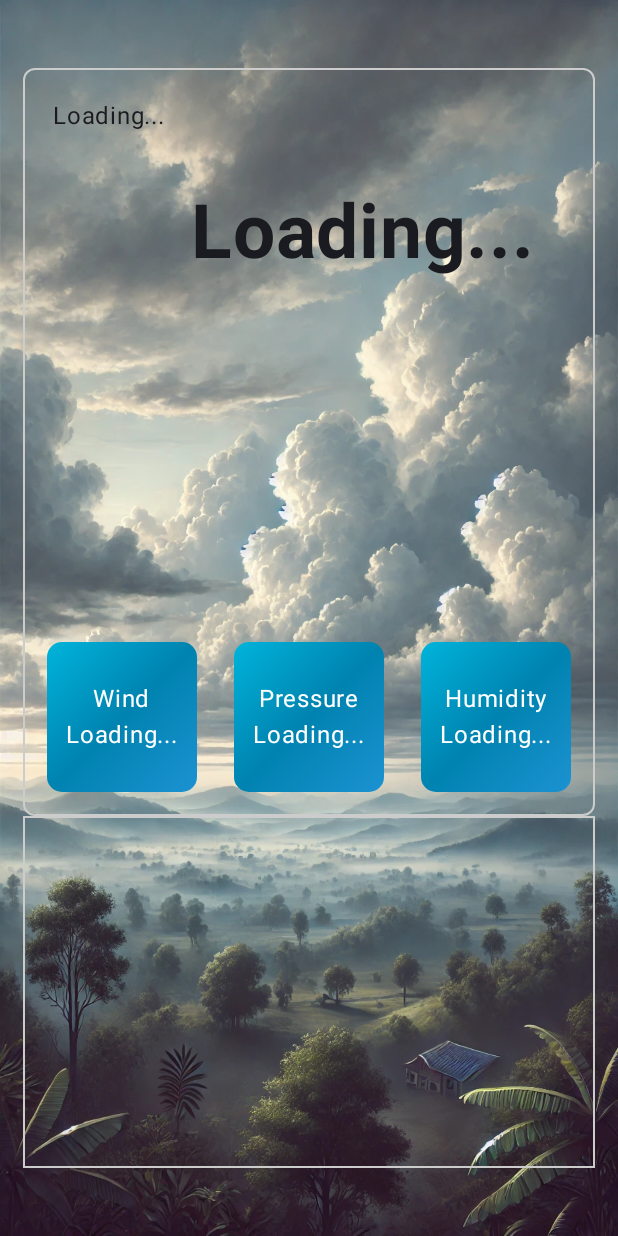
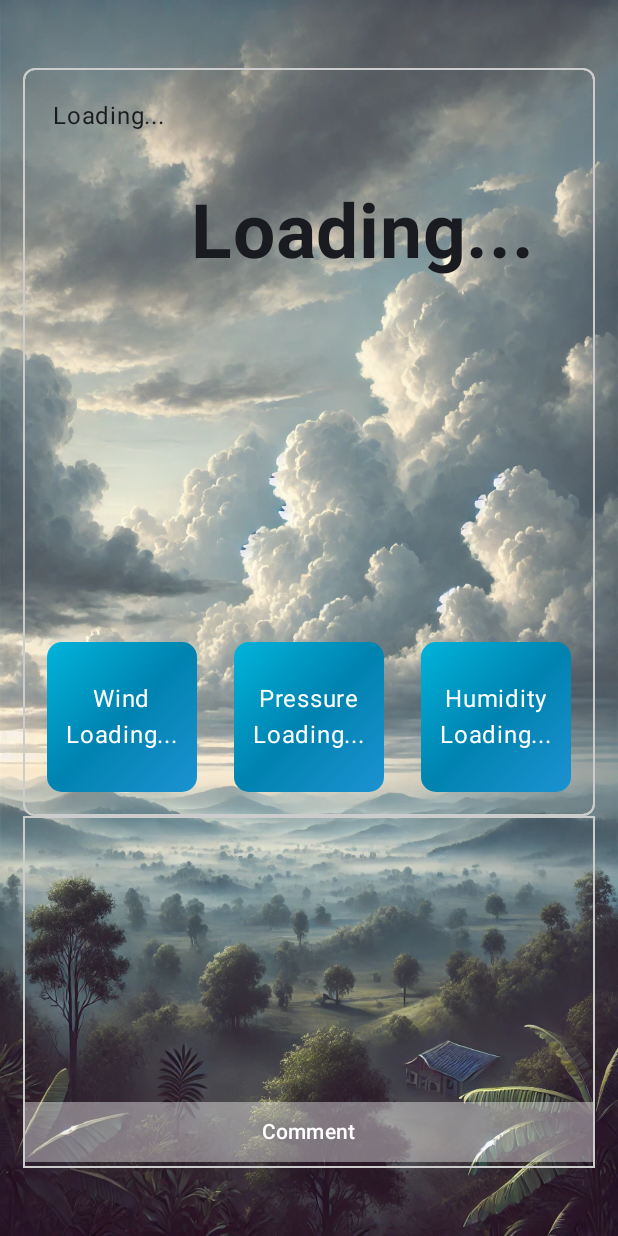
Before and after one commit to r-elopre/Weather-App, an Android app built with Jetpack Compose: the composable RizalScreen shown on its own in the app's theme, on a phone screen of 412 x 824 dp. Run offline under Robolectric (Android 15) with nearby library versions, the phone set to English and light mode, and no system bars; pictures from the network do not load.

Commit message:
Weather App

```diff
--- a/app/src/main/java/com/example/weatherapp/functions/firstScreen/AuthTextFields.kt
+++ b/app/src/main/java/com/example/weatherapp/function/firstScreen/AuthTextFields.kt
@@ -1,4 +1,4 @@
-package com.example.weatherapp.functions.firstScreen
+package com.example.weatherapp.function.firstScreen
 
 import androidx.compose.foundation.layout.*
 import androidx.compose.foundation.text.KeyboardOptions
--- a/app/src/main/java/com/example/weatherapp/functions/firstScreen/CreateAccountDialog.kt
+++ b/app/src/main/java/com/example/weatherapp/function/firstScreen/CreateAccountDialog.kt
@@ -1,4 +1,4 @@
-package com.example.weatherapp.functions.firstScreen
+package com.example.weatherapp.function.firstScreen
 
 import androidx.compose.foundation.layout.*
 import androidx.compose.foundation.text.KeyboardOptions
--- /dev/null
+++ b/app/src/main/java/com/example/weatherapp/function/rizal/RizalWeatherDetailsBox.kt
@@ -0,0 +1,130 @@
+package com.example.weatherapp.function.rizal
+
+import androidx.compose.foundation.Image
+import androidx.compose.foundation.background
+import androidx.compose.foundation.border
+import androidx.compose.foundation.layout.*
+import androidx.compose.foundation.shape.RoundedCornerShape
+import androidx.compose.material3.Text
+import androidx.compose.runtime.Composable
+import androidx.compose.runtime.collectAsState
+import androidx.compose.ui.Alignment
+import androidx.compose.ui.Modifier
+import androidx.compose.ui.draw.clip
+import androidx.compose.ui.graphics.Color
+import androidx.compose.ui.text.TextStyle
+import androidx.compose.ui.text.font.FontStyle
+import androidx.compose.ui.text.font.FontWeight
+import androidx.compose.ui.unit.dp
+import androidx.compose.ui.unit.sp
+import coil.compose.rememberAsyncImagePainter
+import com.example.weatherapp.ui.theme.WinterGradientBackground
+import com.example.weatherapp.view.WeatherInfoBox
+import com.example.weatherapp.viewModel.RizalWeatherViewModel
+
+@Composable
+fun RizalWeatherDetailsBox(viewModel: RizalWeatherViewModel) {
+    val weatherData = viewModel.weatherData.collectAsState()
+
+
+    Column {
+        Box(
+            modifier = Modifier
+                .weight(2f)
+                .fillMaxWidth()
+                .border(1.dp, Color.LightGray, shape = RoundedCornerShape(8.dp))
+                .clip(RoundedCornerShape(8.dp))
+        ) {
+            Text(
+                text = weatherData.value?.location?.localtime ?: "Loading...",
+                modifier = Modifier
+                    .padding(20.dp)
+            )
+            Text(
+                text = weatherData.value?.current?.temp_c?.let { "$it°C" } ?: "Loading...",
+                modifier = Modifier
+                    .align(Alignment.TopEnd)
+                    .padding(top = 80.dp, end = 40.dp),
+                fontSize = 50.sp,
+                fontWeight = FontWeight.Bold
+            )
+            weatherData.value?.let { data ->
+                Box(
+                    modifier = Modifier
+                        .padding(20.dp)
+                        .align(Alignment.CenterStart)
+                        .background(Color.White.copy(alpha = 0.5f), RoundedCornerShape(10.dp))
+                        .padding(10.dp)
+                ) {
+                    Row {
+                        Column {
+                            Text(
+                                text = "Rodriguez Rizal",
+                                color = Color.Black,
+                                fontSize = 14.sp,
+                                fontWeight = FontWeight.Medium
+                            )
+
+                            Text(
+                                text = data.current.condition.text,
+                                color = Color.Black,
+                                fontSize = 35.sp,
+                                fontWeight = FontWeight.Medium,
+                                fontStyle = FontStyle.Italic,
+                                style = TextStyle(
+                                    lineHeight = 30.sp // Adjust the value as needed
+                                )
+                            )
+                        }
+
+                        Spacer(modifier = Modifier.width(16.dp))
+
+                        Image(
+                            painter = rememberAsyncImagePainter("https:${data.current.condition.icon}"),
+                            contentDescription = null,
+                            modifier = Modifier.size(64.dp)
+                        )
+
+                        //please display the icon here
+                    }
+                }
+            }
+            Box(
+                modifier = Modifier
+                    .align(Alignment.BottomEnd),
+                contentAlignment = Alignment.Center
+            ) {
+                Row(
+                    modifier = Modifier
+                        .fillMaxWidth()
+                        .padding(16.dp),
+                    horizontalArrangement = Arrangement.SpaceBetween
+                ) {
+                    weatherData.value?.let { data ->
+                        WeatherInfoBox(
+                            title = "Wind",
+                            value = "${data.current.wind_kph} km/h",
+                            brush = WinterGradientBackground
+                        )
+                        WeatherInfoBox(
+                            title = "Pressure",
+                            value = "${data.current.pressure_mb} MB",
+                            brush = WinterGradientBackground
+                        )
+                        WeatherInfoBox(
+                            title = "Humidity",
+                            value = "${data.current.humidity}%",
+                            brush = WinterGradientBackground
+                        )
+                    } ?: run {
+                        // Placeholder while loading
+                        WeatherInfoBox(title = "Wind", value = "Loading...", brush = WinterGradientBackground)
+                        WeatherInfoBox(title = "Pressure", value = "Loading...", brush = WinterGradientBackground)
+                        WeatherInfoBox(title = "Humidity", value = "Loading...", brush = WinterGradientBackground)
+                    }
+                }
+            }
+        }
+    }
+
+}
--- a/app/src/main/java/com/example/weatherapp/view/RizalScreen.kt
+++ b/app/src/main/java/com/example/weatherapp/view/RizalScreen.kt
@@ -1,34 +1,28 @@
 package com.example.weatherapp.view
 
 import androidx.compose.foundation.Image
-import androidx.compose.foundation.background
-import com.example.weatherapp.viewModel.RizalWeatherViewModel
 import androidx.compose.foundation.border
 import androidx.compose.foundation.layout.*
 import androidx.compose.foundation.shape.RoundedCornerShape
-import androidx.compose.material3.*
+import androidx.compose.material3.Button
+import androidx.compose.material3.ButtonDefaults
+import androidx.compose.material3.Text
 import androidx.compose.runtime.Composable
-import androidx.compose.runtime.collectAsState
 import androidx.compose.ui.Alignment
 import androidx.compose.ui.Modifier
 import androidx.compose.ui.draw.clip
 import androidx.compose.ui.graphics.Color
+import androidx.compose.ui.graphics.RectangleShape
 import androidx.compose.ui.layout.ContentScale
 import androidx.compose.ui.res.painterResource
-import androidx.compose.ui.text.TextStyle
-import androidx.compose.ui.text.font.FontStyle
-import androidx.compose.ui.text.font.FontWeight
 import androidx.compose.ui.unit.dp
-import androidx.compose.ui.unit.sp
 import androidx.lifecycle.viewmodel.compose.viewModel
-import coil.compose.rememberAsyncImagePainter
 import com.example.weatherapp.R
-import com.example.weatherapp.ui.theme.CloudyGradientBackground
-import com.example.weatherapp.ui.theme.WinterGradientBackground
+import com.example.weatherapp.function.rizal.RizalWeatherDetailsBox
+import com.example.weatherapp.viewModel.RizalWeatherViewModel
 
 @Composable
 fun RizalScreen(viewModel: RizalWeatherViewModel = viewModel()) {
-    val weatherData = viewModel.weatherData.collectAsState()
 
     Box(
         modifier = Modifier.fillMaxSize(),
@@ -58,98 +52,9 @@ fun RizalScreen(viewModel: RizalWeatherViewModel = viewModel()) {
                     .border(1.dp, Color.LightGray, shape = RoundedCornerShape(8.dp))
                     .clip(RoundedCornerShape(8.dp))
             ) {
-                Text(
-                    text = weatherData.value?.location?.localtime ?: "Loading...",
-                    modifier = Modifier
-                        .padding(20.dp)
-                )
-                Text(
-                    text = weatherData.value?.current?.temp_c?.let { "$it°C" } ?: "Loading...",
-                    modifier = Modifier
-                        .align(Alignment.TopEnd)
-                        .padding(top = 80.dp, end = 40.dp),
-                    fontSize = 50.sp,
-                    fontWeight = FontWeight.Bold
-                )
-                weatherData.value?.let { data ->
-                    Box(
-                        modifier = Modifier
-                            .padding(20.dp)
-                            .align(Alignment.CenterStart)
-                            .background(Color.White.copy(alpha = 0.5f), RoundedCornerShape(10.dp))
-                            .padding(10.dp)
-                    ) {
-                        Row {
-                            Column {
-                                Text(
-                                    text = "Rodriguez Rizal",
-                                    color = Color.Black,
-                                    fontSize = 14.sp,
-                                    fontWeight = FontWeight.Medium
-                                )
+                RizalWeatherDetailsBox(viewModel = viewModel)
+            }
 
-                                Text(
-                                    text = data.current.condition.text,
-                                    color = Color.Black,
-                                    fontSize = 35.sp,
-                                    fontWeight = FontWeight.Medium,
-                                    fontStyle = FontStyle.Italic,
-                                    style = TextStyle(
-                                        lineHeight = 30.sp // Adjust the value as needed
-                                    )
-                                )
-                            }
-
-                            Spacer(modifier = Modifier.width(16.dp))
-
-                            Image(
-                                painter = rememberAsyncImagePainter("https:${data.current.condition.icon}"),
-                                contentDescription = null,
-                                modifier = Modifier.size(64.dp)
-                            )
-
-                            //please display the icon here
-                        }
-
-
-                    }
-                }
-                Box(
-                    modifier = Modifier
-                        .align(Alignment.BottomEnd),
-                    contentAlignment = Alignment.Center
-                ) {
-                    Row(
-                        modifier = Modifier
-                            .fillMaxWidth()
-                            .padding(16.dp),
-                        horizontalArrangement = Arrangement.SpaceBetween
-                    ) {
-                        weatherData.value?.let { data ->
-                            WeatherInfoBox(
-                                title = "Wind",
-                                value = "${data.current.wind_kph} km/h",
-                                brush = WinterGradientBackground
-                            )
-                            WeatherInfoBox(
-                                title = "Pressure",
-                                value = "${data.current.pressure_mb} MB",
-                                brush = WinterGradientBackground
-                            )
-                            WeatherInfoBox(
-                                title = "Humidity",
-                                value = "${data.current.humidity}%",
-                                brush = WinterGradientBackground
-                            )
-                        } ?: run {
-                            // Placeholder while loading
-                            WeatherInfoBox(title = "Wind", value = "Loading...", brush = WinterGradientBackground)
-                            WeatherInfoBox(title = "Pressure", value = "Loading...", brush = WinterGradientBackground)
-                            WeatherInfoBox(title = "Humidity", value = "Loading...", brush = WinterGradientBackground)
-                        }
-                    }
-                }
-            }
             Box(
                 modifier = Modifier
                     .weight(1f)
@@ -157,7 +62,18 @@ fun RizalScreen(viewModel: RizalWeatherViewModel = viewModel()) {
                     .fillMaxWidth()
                     .border(1.dp, Color.LightGray)
             ) {
-                // Content for the right box
+                Button(
+                    onClick = { /* Handle comment action */ },
+                    colors = ButtonDefaults.buttonColors(
+                        containerColor = Color.White.copy(alpha = 0.4f)
+                    ),
+                    shape = RectangleShape,
+                    modifier = Modifier
+                        .fillMaxWidth()
+                        .align(Alignment.BottomCenter)
+                ) {
+                    Text(text = "Comment")
+                }
             }
         }
     }
```
Also changed, not shown: app/src/main/java/com/example/weatherapp/view/firstScreen.kt (+22 -5 lines), app/src/main/java/com/example/weatherapp/viewModel/AuthViewModel.kt (+13 -0 lines).
